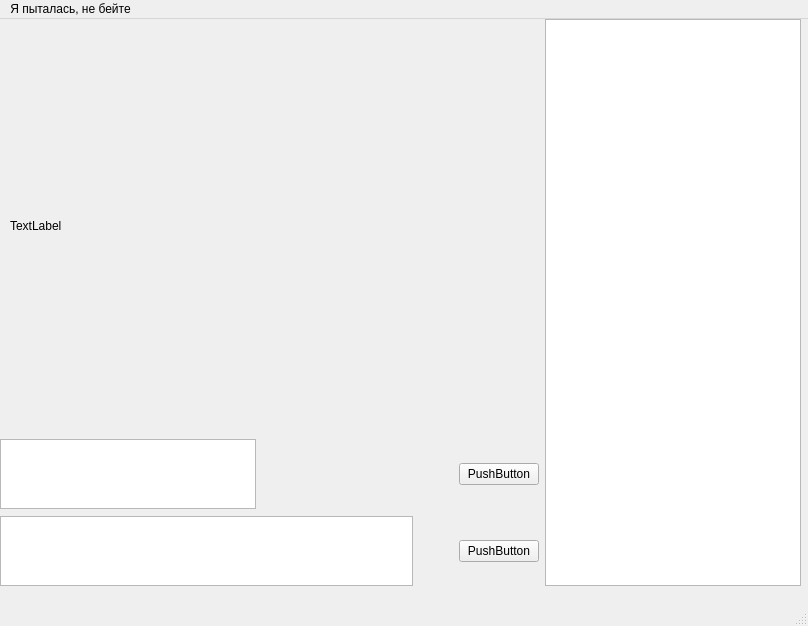
The window that guidir/mainwindow.ui (hwangyoon/ImageAugmentation) describes before a commit, drawn with Qt 5.
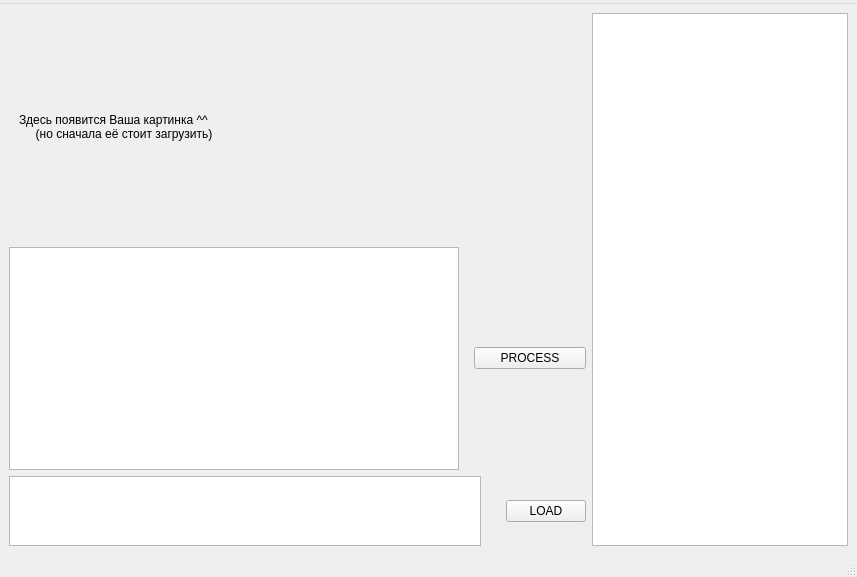
The same window after the commit.

Diff of the .ui file:
```diff
--- a/guidir/mainwindow.ui
+++ b/guidir/mainwindow.ui
@@ -6,8 +6,8 @@
    <rect>
     <x>0</x>
     <y>0</y>
-    <width>808</width>
-    <height>626</height>
+    <width>857</width>
+    <height>577</height>
    </rect>
   </property>
   <property name="windowTitle">
@@ -20,21 +20,11 @@
      <verstretch>0</verstretch>
     </sizepolicy>
    </property>
-   <widget class="QWidget" name="">
-    <property name="geometry">
-     <rect>
-      <x>0</x>
-      <y>0</y>
-      <width>801</width>
-      <height>567</height>
-     </rect>
-    </property>
+   <layout class="QHBoxLayout" name="horizontalLayout_2">
+    <item>
     <layout class="QHBoxLayout" name="horizontalLayout">
-     <property name="sizeConstraint">
-      <enum>QLayout::SetMinAndMaxSize</enum>
-     </property>
      <item>
-      <layout class="QVBoxLayout" name="verticalLayout_2" stretch="2,1000,2,20,2,10">
+       <layout class="QVBoxLayout" name="verticalLayout_2" stretch="2,10000,2,4000,2,5">
        <property name="sizeConstraint">
         <enum>QLayout::SetMinAndMaxSize</enum>
        </property>
@@ -72,7 +62,8 @@
          <item>
           <widget class="QLabel" name="label_2">
            <property name="text">
-            <string>TextLabel</string>
+             <string>Здесь появится Ваша картинка ^^ 
+     (но сначала её стоит загрузить)</string>
            </property>
           </widget>
          </item>
@@ -108,7 +99,7 @@
         </spacer>
        </item>
        <item>
-        <layout class="QHBoxLayout" name="horizontalLayout_5">
+         <layout class="QHBoxLayout" name="horizontalLayout_5" stretch="200,4,50">
          <item>
           <widget class="QTextBrowser" name="textBrowser_2"/>
          </item>
@@ -128,7 +119,7 @@
          <item>
           <widget class="QPushButton" name="pushButton">
            <property name="text">
-            <string>PushButton</string>
+             <string>PROCESS</string>
            </property>
           </widget>
          </item>
@@ -148,7 +139,7 @@
         </spacer>
        </item>
        <item>
-        <layout class="QHBoxLayout" name="horizontalLayout_3" stretch="100,0,10">
+         <layout class="QHBoxLayout" name="horizontalLayout_3" stretch="100,4,10">
          <property name="sizeConstraint">
           <enum>QLayout::SetMinAndMaxSize</enum>
          </property>
@@ -171,7 +162,7 @@
          <item>
           <widget class="QPushButton" name="pushButton_2">
            <property name="text">
-            <string>PushButton</string>
+             <string>LOAD</string>
            </property>
           </widget>
          </item>
@@ -190,20 +181,21 @@
       </widget>
      </item>
     </layout>
-   </widget>
+    </item>
+   </layout>
   </widget>
   <widget class="QMenuBar" name="menubar">
    <property name="geometry">
     <rect>
      <x>0</x>
      <y>0</y>
-     <width>808</width>
+     <width>857</width>
      <height>28</height>
     </rect>
    </property>
    <widget class="QMenu" name="menu">
     <property name="title">
-     <string>Я пыталась, не бейте</string>
+     <string/>
     </property>
    </widget>
    <addaction name="menu"/>
```
Left out of the diff: 11 changed lines with no effect on the pictures. Lines whose indentation alone changed are shown as unchanged.
